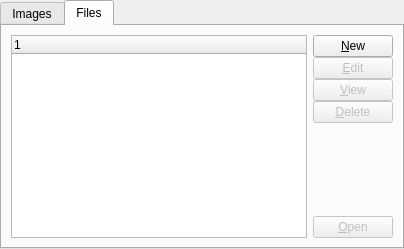
First picture: the form in widgets/documents.ui, repository Pegasus-RPG/xtuple-client, before the edit.
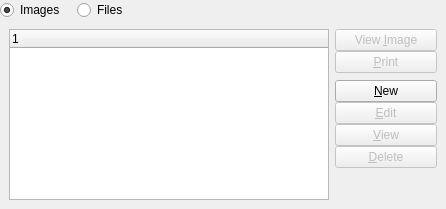
Second picture: the form after the edit. The open tabs and pages were chosen to show the change. Custom widgets are drawn as their Qt base class.

Commit message: issue #7714:  Make button uses more intuitive.

The edit to the form file:
```diff
--- a/widgets/documents.ui
+++ b/widgets/documents.ui
@@ -5,8 +5,8 @@
    <rect>
     <x>0</x>
     <y>0</y>
-    <width>404</width>
-    <height>249</height>
+    <width>446</width>
+    <height>209</height>
    </rect>
   </property>
   <property name="minimumSize" >
@@ -38,14 +38,54 @@
     <number>0</number>
    </property>
    <item row="0" column="0" >
-    <widget class="QTabWidget" name="_tab" >
-     <property name="currentIndex" >
-      <number>0</number>
+    <layout class="QHBoxLayout" >
+     <property name="spacing" >
+      <number>12</number>
      </property>
-     <widget class="QWidget" name="_imagesTab" >
-      <attribute name="title" >
+     <item>
+      <widget class="QRadioButton" name="_imagesButton" >
+       <property name="text" >
        <string>Images</string>
-      </attribute>
+       </property>
+       <property name="checked" >
+        <bool>true</bool>
+       </property>
+      </widget>
+     </item>
+     <item>
+      <widget class="QRadioButton" name="_filesButton" >
+       <property name="text" >
+        <string>Files</string>
+       </property>
+      </widget>
+     </item>
+     <item>
+      <spacer>
+       <property name="orientation" >
+        <enum>Qt::Horizontal</enum>
+       </property>
+       <property name="sizeHint" >
+        <size>
+         <width>40</width>
+         <height>20</height>
+        </size>
+       </property>
+      </spacer>
+     </item>
+    </layout>
+   </item>
+   <item row="1" column="0" >
+    <widget class="QStackedWidget" name="_documentsStack" >
+     <property name="minimumSize" >
+      <size>
+       <width>16</width>
+       <height>175</height>
+      </size>
+     </property>
+     <property name="currentIndex" >
+      <number>0</number>
+     </property>
+     <widget class="QWidget" name="page" >
       <layout class="QGridLayout" >
        <item row="0" column="0" >
         <widget class="XTreeWidget" name="_images" >
@@ -78,6 +118,47 @@
           <number>0</number>
          </property>
          <item>
+          <widget class="QPushButton" name="_openImage" >
+           <property name="enabled" >
+            <bool>false</bool>
+           </property>
+           <property name="text" >
+            <string>View &amp;Image</string>
+           </property>
+          </widget>
+         </item>
+         <item>
+          <widget class="QPushButton" name="_printImage" >
+           <property name="enabled" >
+            <bool>false</bool>
+           </property>
+           <property name="text" >
+            <string>&amp;Print</string>
+           </property>
+          </widget>
+         </item>
+         <item>
+          <spacer>
+           <property name="orientation" >
+            <enum>Qt::Vertical</enum>
+           </property>
+           <property name="sizeType" >
+            <enum>QSizePolicy::Preferred</enum>
+           </property>
+           <property name="sizeHint" >
+            <size>
+             <width>102</width>
+             <height>16</height>
+            </size>
+           </property>
+          </spacer>
+         </item>
+         <item>
+          <layout class="QVBoxLayout" >
+           <property name="spacing" >
+            <number>0</number>
+           </property>
+           <item>
           <widget class="QPushButton" name="_newImage" >
            <property name="text" >
             <string>&amp;New</string>
@@ -104,16 +185,6 @@
            </property>
           </widget>
          </item>
-         <item>
-          <widget class="QPushButton" name="_printImage" >
-           <property name="enabled" >
-            <bool>false</bool>
-           </property>
-           <property name="text" >
-            <string>&amp;Print</string>
-           </property>
-          </widget>
-         </item>
          <item>
           <widget class="QPushButton" name="_deleteImage" >
            <property name="enabled" >
@@ -134,8 +205,8 @@
            </property>
            <property name="sizeHint" >
             <size>
-             <width>20</width>
-             <height>0</height>
+               <width>70</width>
+               <height>41</height>
             </size>
            </property>
           </spacer>
@@ -143,11 +214,10 @@
         </layout>
        </item>
       </layout>
+       </item>
+      </layout>
      </widget>
-     <widget class="QWidget" name="_filesTab" >
-      <attribute name="title" >
-       <string>Files</string>
-      </attribute>
+     <widget class="QWidget" name="page_2" >
       <layout class="QGridLayout" >
        <item row="0" column="0" >
         <widget class="XTreeWidget" name="_files" >
@@ -161,6 +231,35 @@
          <property name="spacing" >
           <number>0</number>
          </property>
+         <item>
+          <widget class="QPushButton" name="_openFile" >
+           <property name="enabled" >
+            <bool>false</bool>
+           </property>
+           <property name="text" >
+            <string>&amp;Open File</string>
+           </property>
+           <property name="shortcut" >
+            <string>Alt+O</string>
+           </property>
+          </widget>
+         </item>
+         <item>
+          <spacer>
+           <property name="orientation" >
+            <enum>Qt::Vertical</enum>
+           </property>
+           <property name="sizeType" >
+            <enum>QSizePolicy::Preferred</enum>
+           </property>
+           <property name="sizeHint" >
+            <size>
+             <width>20</width>
+             <height>16</height>
+            </size>
+           </property>
+          </spacer>
+         </item>
          <item>
           <layout class="QVBoxLayout" >
            <property name="spacing" >
@@ -227,36 +326,20 @@
              </property>
             </widget>
            </item>
-          </layout>
-         </item>
          <item>
           <spacer>
            <property name="orientation" >
             <enum>Qt::Vertical</enum>
            </property>
-           <property name="sizeType" >
-            <enum>QSizePolicy::Expanding</enum>
-           </property>
            <property name="sizeHint" >
             <size>
              <width>20</width>
-             <height>0</height>
+               <height>40</height>
             </size>
            </property>
           </spacer>
          </item>
-         <item>
-          <widget class="QPushButton" name="_openFile" >
-           <property name="enabled" >
-            <bool>false</bool>
-           </property>
-           <property name="text" >
-            <string>&amp;Open</string>
-           </property>
-           <property name="shortcut" >
-            <string>Alt+O</string>
-           </property>
-          </widget>
+          </layout>
          </item>
         </layout>
        </item>
```
Left out of the diff: 56 changed lines with no effect on the pictures. Lines whose indentation alone changed are shown as unchanged. The commit also changes 3 other files.
